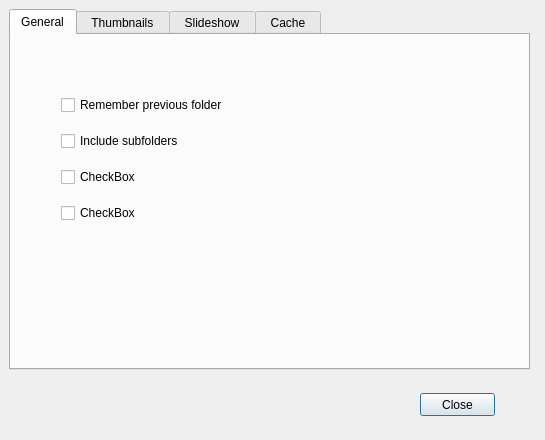
towhee/Winnow64, file prefdlg.ui: the form before one commit.
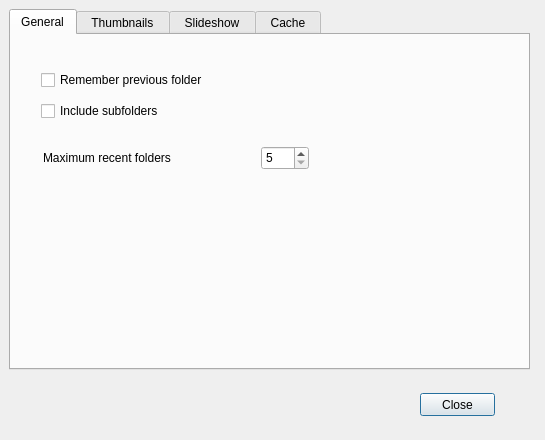
The form after the commit. The open tabs and pages were chosen to show the change.

Patch:
```diff
--- a/prefdlg.ui
+++ b/prefdlg.ui
@@ -41,10 +41,10 @@
     <widget class="QWidget" name="layoutWidget">
      <property name="geometry">
       <rect>
-       <x>50</x>
-       <y>50</y>
+       <x>30</x>
+       <y>30</y>
        <width>401</width>
-       <height>151</height>
+       <height>61</height>
       </rect>
      </property>
      <layout class="QVBoxLayout" name="verticalLayout_2">
@@ -62,22 +62,37 @@
         </property>
        </widget>
       </item>
-      <item>
-       <widget class="QCheckBox" name="checkBox">
-        <property name="text">
-         <string>CheckBox</string>
-        </property>
-       </widget>
-      </item>
-      <item>
-       <widget class="QCheckBox" name="checkBox_2">
-        <property name="text">
-         <string>CheckBox</string>
-        </property>
-       </widget>
-      </item>
      </layout>
     </widget>
+    <widget class="QSpinBox" name="maxRecentSB">
+     <property name="geometry">
+      <rect>
+       <x>250</x>
+       <y>111</y>
+       <width>48</width>
+       <height>24</height>
+      </rect>
+     </property>
+     <property name="minimum">
+      <number>5</number>
+     </property>
+     <property name="maximum">
+      <number>50</number>
+     </property>
+    </widget>
+    <widget class="QLabel" name="label_13">
+     <property name="geometry">
+      <rect>
+       <x>32</x>
+       <y>115</y>
+       <width>147</width>
+       <height>16</height>
+      </rect>
+     </property>
+     <property name="text">
+      <string>Maximum recent folders</string>
+     </property>
+    </widget>
    </widget>
    <widget class="QWidget" name="thumbTab">
     <attribute name="title">
```
Left out of the diff: 2 changed lines with no effect on the pictures.
